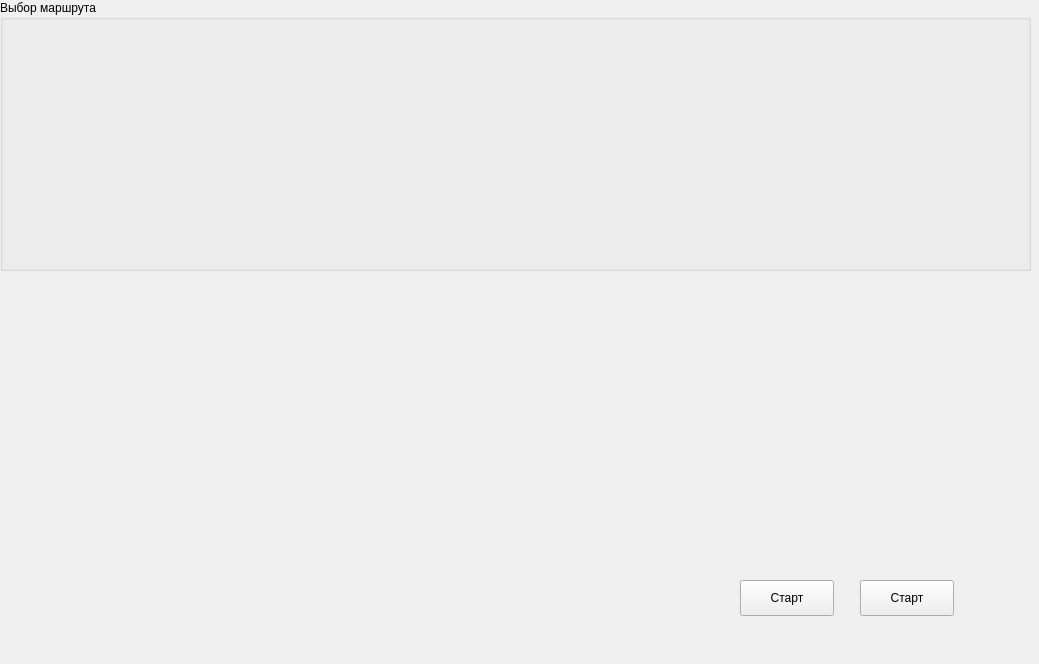
This is launcher/forms/mainwindow.ui in maisvendoo/RRS as Qt 5 draws it before an edit. The edited form follows.
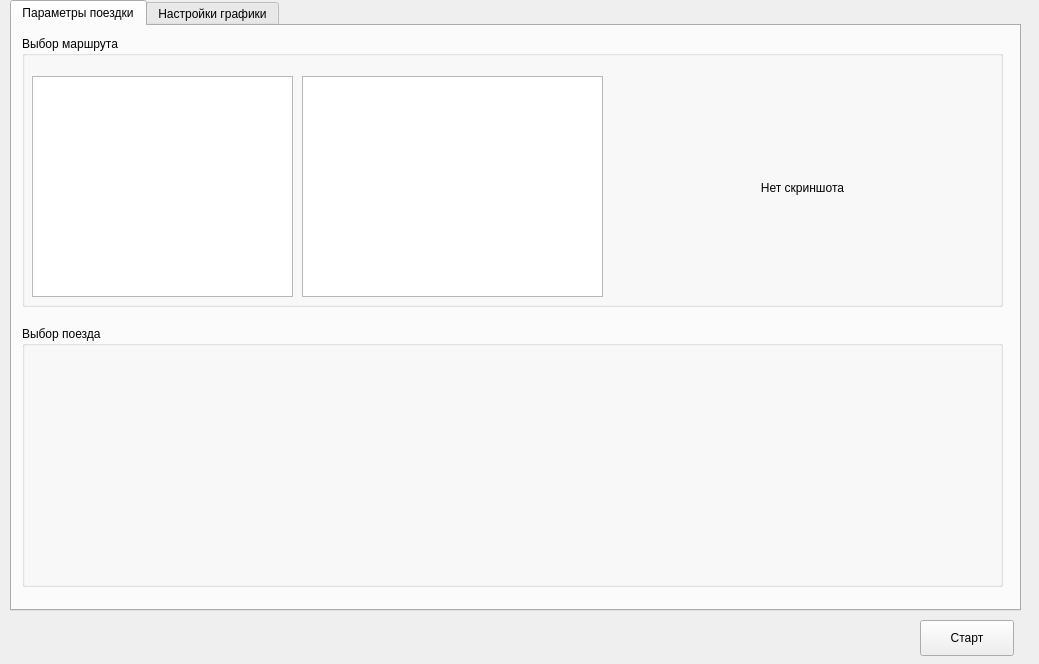
This is the edited form.

Commit message: Select route in launcher

```diff
--- a/launcher/forms/mainwindow.ui
+++ b/launcher/forms/mainwindow.ui
@@ -17,8 +17,8 @@
    <widget class="QPushButton" name="btnStart">
     <property name="geometry">
      <rect>
-      <x>860</x>
-      <y>580</y>
+      <x>920</x>
+      <y>620</y>
       <width>94</width>
       <height>36</height>
      </rect>
@@ -27,31 +27,90 @@
      <string>Старт</string>
     </property>
    </widget>
-   <widget class="QPushButton" name="btnStart_2">
+   <widget class="QTabWidget" name="twMain">
     <property name="geometry">
      <rect>
-      <x>740</x>
-      <y>580</y>
-      <width>94</width>
-      <height>36</height>
-     </rect>
-    </property>
-    <property name="text">
-     <string>Старт</string>
-    </property>
-   </widget>
-   <widget class="QGroupBox" name="gbRoutesInfo">
-    <property name="geometry">
-     <rect>
-      <x>0</x>
+      <x>10</x>
       <y>0</y>
-      <width>1031</width>
-      <height>271</height>
+      <width>1011</width>
+      <height>611</height>
      </rect>
     </property>
-    <property name="title">
-     <string>Выбор маршрута</string>
+    <property name="currentIndex">
+     <number>0</number>
     </property>
+    <widget class="QWidget" name="rideSettings">
+     <attribute name="title">
+      <string>Параметры поездки</string>
+     </attribute>
+     <widget class="QGroupBox" name="gbRoutesInfo">
+      <property name="geometry">
+       <rect>
+        <x>10</x>
+        <y>10</y>
+        <width>981</width>
+        <height>271</height>
+       </rect>
+      </property>
+      <property name="title">
+       <string>Выбор маршрута</string>
+      </property>
+      <widget class="QPlainTextEdit" name="ptRouteDescription">
+       <property name="geometry">
+        <rect>
+         <x>280</x>
+         <y>40</y>
+         <width>301</width>
+         <height>221</height>
+        </rect>
+       </property>
+      </widget>
+      <widget class="QListWidget" name="lwRoutes">
+       <property name="geometry">
+        <rect>
+         <x>10</x>
+         <y>40</y>
+         <width>261</width>
+         <height>221</height>
+        </rect>
+       </property>
+      </widget>
+      <widget class="QLabel" name="lRouteScreenShot">
+       <property name="geometry">
+        <rect>
+         <x>600</x>
+         <y>50</y>
+         <width>361</width>
+         <height>203</height>
+        </rect>
+       </property>
+       <property name="text">
+        <string>Нет скриншота</string>
+       </property>
+       <property name="alignment">
+        <set>Qt::AlignCenter</set>
+       </property>
+      </widget>
+     </widget>
+     <widget class="QGroupBox" name="gbTrainsInfo">
+      <property name="geometry">
+       <rect>
+        <x>10</x>
+        <y>300</y>
+        <width>981</width>
+        <height>261</height>
+       </rect>
+      </property>
+      <property name="title">
+       <string>Выбор поезда</string>
+      </property>
+     </widget>
+    </widget>
+    <widget class="QWidget" name="graphSettings">
+     <attribute name="title">
+      <string>Настройки графики</string>
+     </attribute>
+    </widget>
    </widget>
   </widget>
  </widget>
```
Left out of the diff: 2 changed lines with no effect on the pictures. The commit also changes 5 other files.
